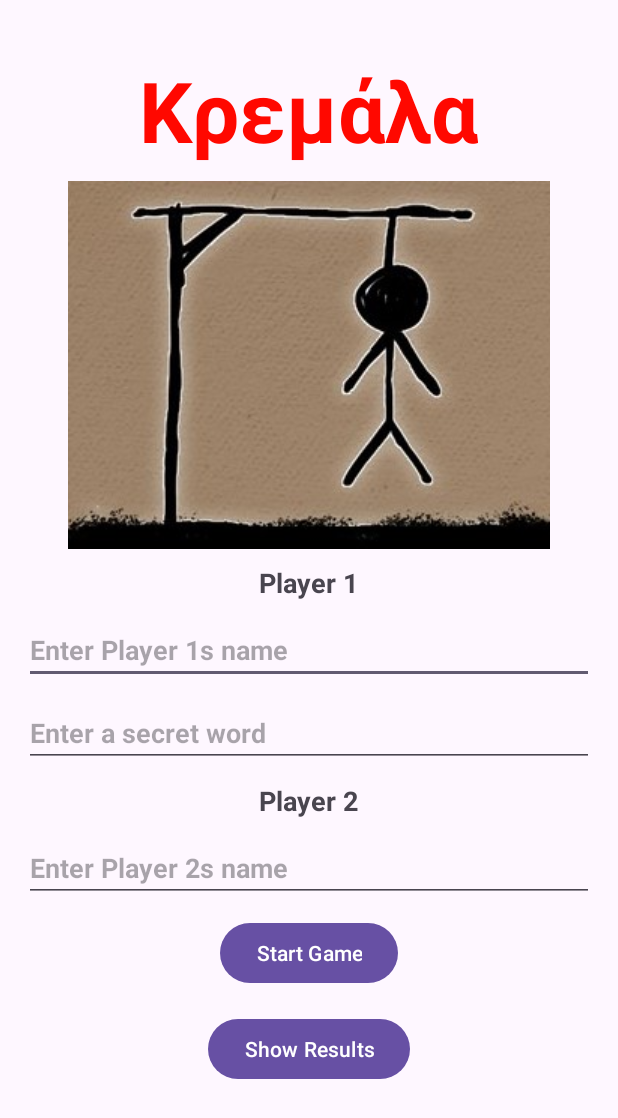
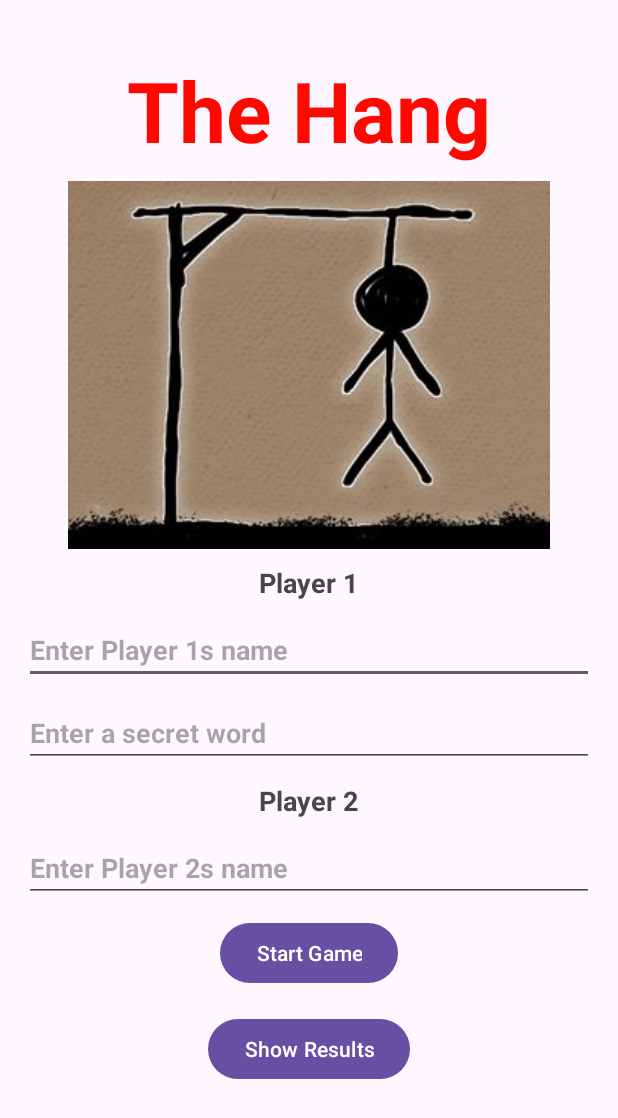
Before and after one commit to ChriVasi/hang-app, an Android app: the screen it shows after launch (MainActivity), on a phone screen of 412 x 824 dp. Shown: the top 1118 px of the screen. Run offline under Robolectric (Android 15) with nearby library versions, the phone set to English and light mode, and no system bars.

Commit message:
lang-change-eng

```diff
--- a/app/src/main/res/layout/activity_main.xml
+++ b/app/src/main/res/layout/activity_main.xml
@@ -49,7 +49,7 @@
             android:hint="@string/enter_player1_name"
             android:textStyle="bold"
             android:layout_marginTop="10dp"
-            android:digits="ΑΒΓΔΕΖΗΘΙΚΛΜΝΞΟΠΡΣΤΥΦΧΨΩ"
+            android:digits="ABCDEFGHIJKLMNOPQRSTUVWXYZ"
             android:inputType="textCapCharacters" />
 
 
@@ -60,7 +60,7 @@
             android:hint="@string/enter_secret_word"
             android:textStyle="bold"
             android:layout_marginTop="10dp"
-            android:digits="ΑΒΓΔΕΖΗΘΙΚΛΜΝΞΟΠΡΣΤΥΦΧΨΩ"
+            android:digits="ABCDEFGHIJKLMNOPQRSTUVWXYZ"
             android:inputType="textCapCharacters" />
 
 
@@ -79,7 +79,7 @@
             android:hint="@string/enter_player2_name"
             android:textStyle="bold"
             android:layout_marginTop="10dp"
-            android:digits="ΑΒΓΔΕΖΗΘΙΚΛΜΝΞΟΠΡΣΤΥΦΧΨΩ"
+            android:digits="ABCDEFGHIJKLMNOPQRSTUVWXYZ"
             android:inputType="textCapCharacters" />
 
         <Button
--- a/app/src/main/res/layout/game_activity.xml
+++ b/app/src/main/res/layout/game_activity.xml
@@ -66,7 +66,7 @@
         android:layout_marginTop="16dp"
         android:hint="@string/enter_letter"
         android:textStyle="bold"
-        android:digits="ΑΒΓΔΕΖΗΘΙΚΛΜΝΞΟΠΡΣΤΥΦΧΨΩ"
+        android:digits="ABCDEFGHIJKLMNOPQRSTUVWXYZ"
         android:inputType="textCapCharacters" />
 
     <Button
--- a/app/src/main/res/values/strings.xml
+++ b/app/src/main/res/values/strings.xml
@@ -1,8 +1,8 @@
 <resources>
-    <string name="app_name">Κρεμάλα</string>
+    <string name="app_name">Hang app</string>
 
 
-    <string name="title">Κρεμάλα</string>
+    <string name="title">The Hang</string>
     <string name="player1">Player 1</string>
     <string name="player2">Player 2</string>
     <string name="enter_player1_name">Enter Player 1s name</string>
@@ -15,8 +15,8 @@
     <string name="player2_name">Player 2s name</string>
     <string name="remaining_attempts">Remaining Attempts</string>
     <string name="guessed_word">Guessed Word</string>
-    <string name="guessed_letters">Guessed Letters: Α,Β,Γ,Δ ...</string>
-    <string name="enter_letter">Enter a letter: Α,Β,Γ,Δ</string>
+    <string name="guessed_letters">Guessed Letters: A,B,C,D ...</string>
+    <string name="enter_letter">Enter a letter: A,B,C,D</string>
     <string name="submit">Submit</string>
     <string name="start_new">Start New</string>
 
```
